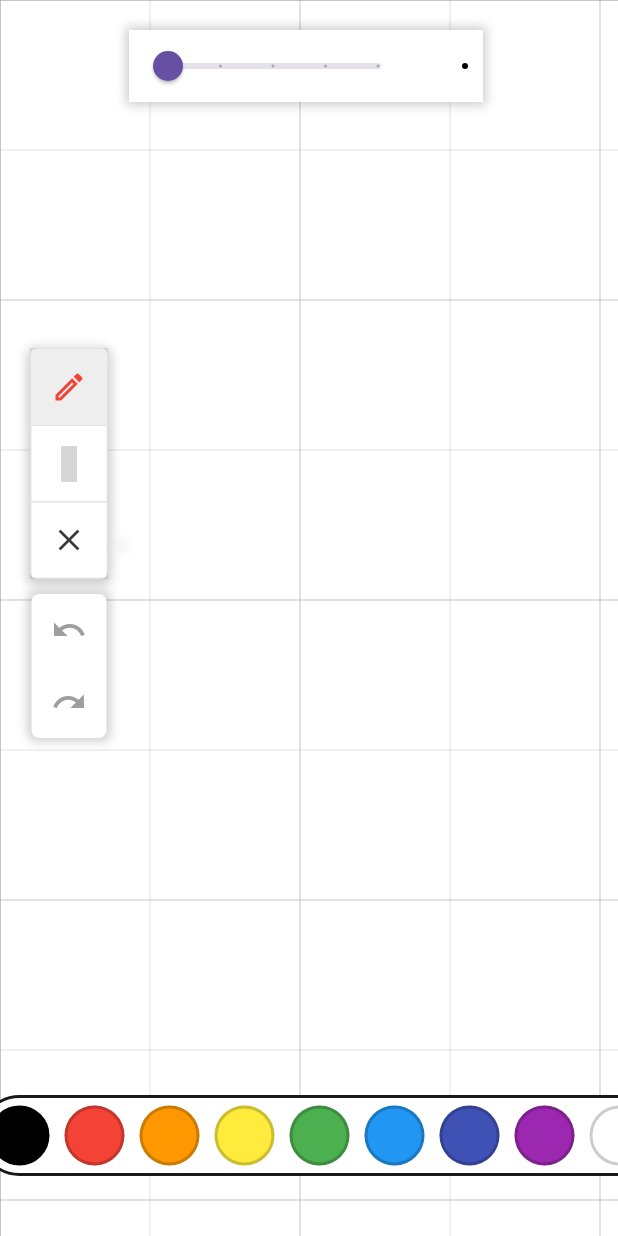
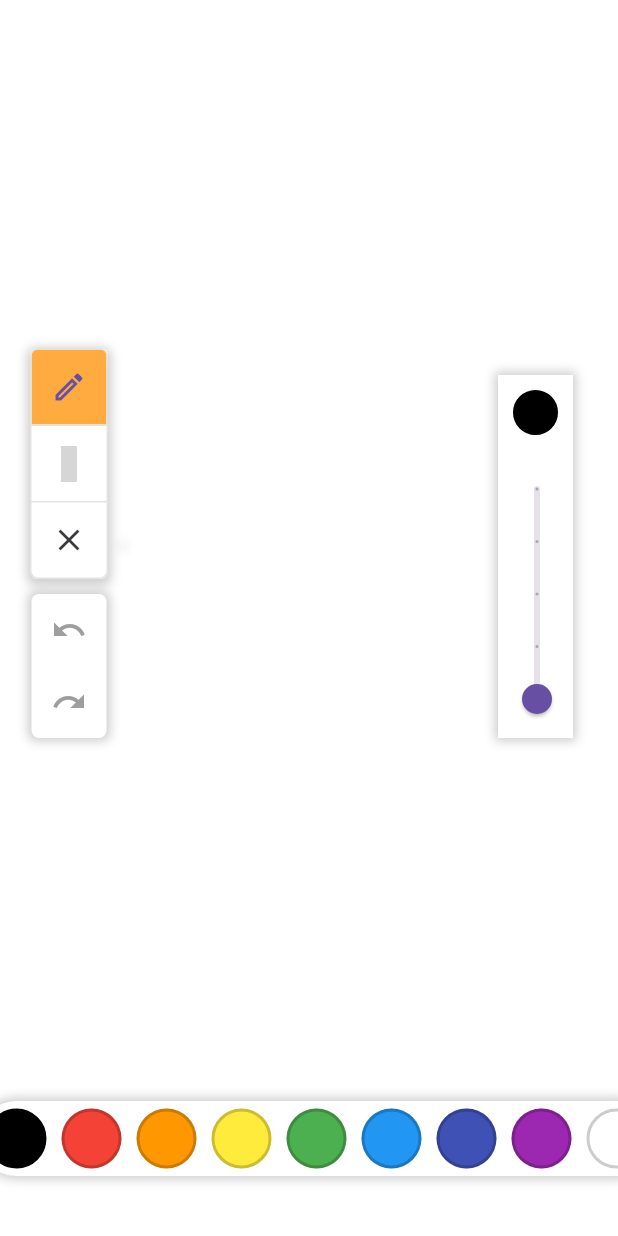
Before and after one commit to treboard/treboard, a Flutter app: the screen it shows after launch, on a phone screen of 412 x 824 dp. Run offline on Flutter 3.47's test engine with Material 2 defaults, Android fonts, the phone set to English and light mode, and no system bars; our stand-ins replace flutter_riverpod; missing offline and left inert: carbon_icons, flutter_math_fork; grey boxes are pictures that could not be loaded.

Commit message:
refurbish UI

```diff
--- a/lib/main.dart
+++ b/lib/main.dart
@@ -29,7 +29,7 @@ class _AppContextState extends State<AppContext> {
       theme: ThemeData(
         useMaterial3: true,
         splashColor: Colors.transparent,
-        highlightColor: Colors.transparent,
+        highlightColor: Colors.orangeAccent,
         hoverColor: Colors.transparent,
       ),
       home: const WhiteBoard(),
--- a/lib/widgets/color_bar.dart
+++ b/lib/widgets/color_bar.dart
@@ -49,11 +49,14 @@ class _ColorBarState extends ConsumerState<ColorBar> {
               top: 10.0, bottom: 10.0, left: 5.0, right: 5.0),
           child: Container(
             decoration: BoxDecoration(
+              boxShadow: [
+                BoxShadow(
+                  color: Colors.black.withOpacity(0.2),
+                  spreadRadius: 2,
+                  blurRadius: 5,
+                ),
+              ],
               color: Colors.white,
-              border: Border.all(
-                color: Colors.black.withOpacity(0.9),
-                width: 2.0,
-              ),
               borderRadius: BorderRadius.circular(50),
             ),
             child: Row(
--- a/lib/widgets/toolbar.dart
+++ b/lib/widgets/toolbar.dart
@@ -84,11 +84,13 @@ class _ToolbarState extends ConsumerState<Toolbar> {
                 ],
               ),
               child: ToggleButtons(
-                  selectedColor: Colors.red,
+                  selectedColor: Theme.of(context).primaryColor,
+                  borderRadius: BorderRadius.circular(5),
                   constraints:
                       const BoxConstraints(minWidth: 50, minHeight: 50),
                   direction: Axis.vertical,
-                  fillColor: Colors.grey[200],
+                  fillColor: Theme.of(context).highlightColor,
+                  highlightColor: Theme.of(context).highlightColor,
                   isSelected: selected,
                   onPressed: (index) {
                     // set the selected tool
@@ -208,7 +210,7 @@ class _ToolbarState extends ConsumerState<Toolbar> {
             child: ToggleButtons(
                 constraints: const BoxConstraints(minWidth: 50, minHeight: 50),
                 direction: Axis.vertical,
-                fillColor: Colors.grey[200],
+                fillColor: Theme.of(context).highlightColor,
                 isSelected: shapeSelected,
                 onPressed: (index) {
                   // set the selected tool
--- a/lib/widgets/whiteboard.dart
+++ b/lib/widgets/whiteboard.dart
@@ -1,4 +1,3 @@
-import 'package:flutter/foundation.dart';
 import 'package:flutter/material.dart';
 import 'package:flutter/services.dart';
 import 'package:treboard/providers/board_provider.dart';
@@ -28,8 +27,6 @@ class _WhiteBoardState extends ConsumerState<WhiteBoard> {
 
   MDIManager mdiManager = MDIManager();
 
-  late TransformationController _transformationController;
-
   // CustomNodes include Text, Expression, Image, etc.
   // Only Text is implemented for now
   // Text is a widget that can be dragound the board
@@ -40,8 +37,6 @@ class _WhiteBoardState extends ConsumerState<WhiteBoard> {
 
   @override
   Widget build(BuildContext context) {
-    _transformationController =
-        ref.watch(boardProvider).transformationController;
     return Scaffold(
       body: CallbackShortcuts(
         bindings: {
@@ -62,21 +57,12 @@ class _WhiteBoardState extends ConsumerState<WhiteBoard> {
         key: const ValueKey('shortcutHandler'),
         child: Focus(
           child: Stack(
+            alignment: Alignment.center,
             children: [
               InteractiveViewer(
-                maxScale: maxScale,
-                minScale: initScale,
-                transformationController: _transformationController,
                 onInteractionStart: (details) {
                   // change cursor
                   cursor = SystemMouseCursors.grabbing;
-                },
-                onInteractionUpdate: (details) {
-                  // apply transformation
-
-                  oldFocalPoint = details.focalPoint;
-                  maxScale += clampDouble(
-                      details.scale - 1, initScale, offsetThreshold);
                 },
                 child: GestureDetector(
                   onPanStart: (details) {},
@@ -109,14 +95,10 @@ class _WhiteBoardState extends ConsumerState<WhiteBoard> {
                     width: double.maxFinite,
                     height: double.maxFinite,
                     color: ref.watch(boardProvider).canvasColor,
-                    child: GridPaper(
-                        color: Colors.grey.withOpacity(0.8),
-                        divisions: 2,
-                        interval: 1000,
-                        child: BoardCanvas(
-                          width: MediaQuery.of(context).size.width,
-                          height: MediaQuery.of(context).size.height,
-                        )),
+                    child: BoardCanvas(
+                      width: MediaQuery.of(context).size.width,
+                      height: MediaQuery.of(context).size.height,
+                    ),
                   ),
                 ),
               ),
@@ -133,9 +115,8 @@ class _WhiteBoardState extends ConsumerState<WhiteBoard> {
               const ColorBar(),
 
               Positioned(
-                top: 20,
-                left:
-                    MediaQuery.of(context).size.width / 2 - (2 * 20 + 200) / 2,
+                bottom: MediaQuery.of(context).size.height / 2 - (2 * 20 + 40),
+                left: MediaQuery.of(context).size.width - 80,
                 child: Container(
                   decoration: BoxDecoration(
                     color: Colors.white,
@@ -147,37 +128,43 @@ class _WhiteBoardState extends ConsumerState<WhiteBoard> {
                       ),
                     ],
                   ),
-                  child: Row(
-                    crossAxisAlignment: CrossAxisAlignment.center,
-                    mainAxisAlignment: MainAxisAlignment.center,
+                  // Pen width toolbar
+                  child: Column(
+                    crossAxisAlignment: CrossAxisAlignment.end,
+                    mainAxisAlignment: MainAxisAlignment.end,
                     children: [
-                      Slider(
-                        value: ref.watch(boardProvider).penWidth,
-                        min: 2,
-                        max: 20,
-                        divisions: 4,
-                        onChanged: (value) {
-                          // change on exponential scale
-                          ref.read(boardProvider.notifier).setPenWidth(value);
-                        },
-                      ),
-                      const SizedBox(
-                        width: 20,
-                      ),
-                      // some circular container to represent the size of the pen
                       Container(
                         margin: const EdgeInsets.all(10),
-                        width: ref.watch(boardProvider).penWidth * 2,
-                        height: ref.watch(boardProvider).penWidth * 2,
+                        width: 30,
+                        height: 30,
                         decoration: BoxDecoration(
                           color: ref.watch(boardProvider).penColor,
                           shape: BoxShape.circle,
                           border: Border.all(
                             color: Colors.black,
-                            width: 1,
+                            width: 3,
                           ),
                         ),
                       ),
+                      RotatedBox(
+                        quarterTurns: -1,
+                        child: Slider(
+                          value: ref.watch(boardProvider).penWidth,
+                          min: 2,
+                          max: 20,
+                          divisions: 4,
+                          onChanged: (value) {
+                            // change on exponential scale
+                            ref.read(boardProvider.notifier).setPenWidth(value);
+                          },
+                        ),
+                      ),
+                      const SizedBox(
+                        width: 20,
+                      ),
+                      // vertical divider
+
+                      // some circular container to represent the color of the pen
                     ],
                   ),
                 ),
```
